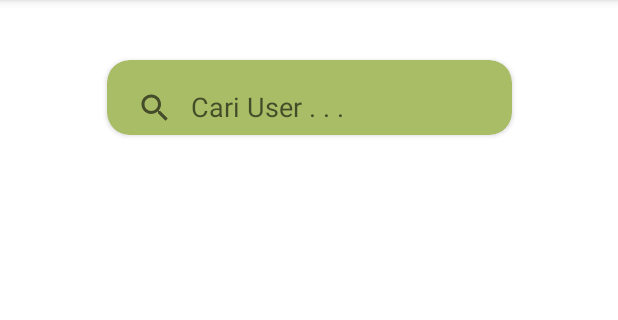
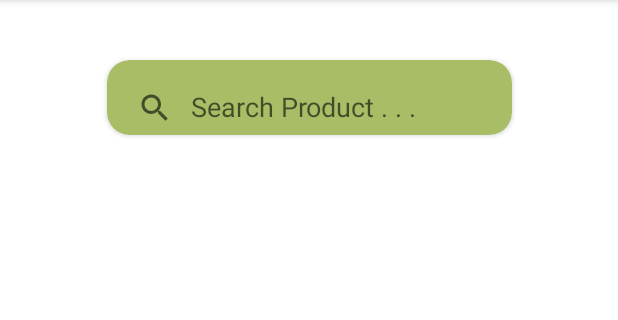
Before and after one commit to swalokal/Android-Development, an Android app: the SearchActivity screen opened directly, with no data from a screen before it, on a phone screen of 412 x 824 dp, the part 84-404 px from its top. Run offline under Robolectric (Android 15) with nearby library versions, the phone set to English and light mode, and no system bars; libraries missing offline, so code that uses them is left out: androidx.viewbinding; 4 statements that could not run were skipped.

Commit message:
failed to connect to localhost

```diff
--- a/app/src/main/AndroidManifest.xml
+++ b/app/src/main/AndroidManifest.xml
@@ -3,6 +3,8 @@
     xmlns:tools="http://schemas.android.com/tools">
 
     <uses-permission android:name="android.permission.INTERNET" />
+    <uses-permission android:name="android.permission.ACCESS_NETWORK_STATE" />
+
 
     <uses-feature android:name="android.hardware.camera" />
 
--- a/app/src/main/java/com/capstone/swalokal/api/retrofit/ApiConfig.kt
+++ b/app/src/main/java/com/capstone/swalokal/api/retrofit/ApiConfig.kt
@@ -19,7 +19,7 @@ class ApiConfig {
                 .addInterceptor(loggingInterceptor)
                 .build()
             val retrofit = Retrofit.Builder()
-                .baseUrl("http://127.0.0.1:8000/")
+                .baseUrl("http://10.158.36.97:8000/")
                 .addConverterFactory(GsonConverterFactory.create())
                 .client(client)
                 .build()
--- a/app/src/main/java/com/capstone/swalokal/api/retrofit/ApiService.kt
+++ b/app/src/main/java/com/capstone/swalokal/api/retrofit/ApiService.kt
@@ -1,5 +1,6 @@
 package com.capstone.swalokal.api.retrofit
 
+import com.capstone.swalokal.api.response.PredictionResponse
 import com.capstone.swalokal.api.response.SearchResponse
 import okhttp3.MultipartBody
 import retrofit2.Call
@@ -7,19 +8,21 @@ import retrofit2.http.*
 
 interface ApiService {
 
+    // http://localhost:8000/toko
+
     // search product
     @GET("all/{query}")
     suspend fun searchProduct(
         @Path("query") productName: String
     ): SearchResponse
 
-//    // prediction
-//    @Multipart
-//    @POST("make-predictions")
-//    fun uploadPhoto(
-//        @Part file: MultipartBody.Part,
-//    ): Call<PredictionResponse>
-//
+    // prediction
+    @Multipart
+    @POST("make-predictions")
+    fun uploadPhoto(
+        @Part file: MultipartBody.Part,
+    ): Call<PredictionResponse>
+
 //    // tanpa call
 //    // prediction
 //    @Multipart
--- a/app/src/main/res/layout/activity_search.xml
+++ b/app/src/main/res/layout/activity_search.xml
@@ -42,7 +42,7 @@
                 app:layout_constraintEnd_toEndOf="parent"
                 app:layout_constraintStart_toStartOf="parent"
                 app:layout_constraintTop_toTopOf="parent"
-                app:queryHint="Cari User . . ." />
+                app:queryHint="Search Product . . ." />
 <!--            <com.google.android.material.textfield.TextInputLayout-->
 <!--                android:layout_width="0dp"-->
 <!--                android:layout_height="0dp"-->
```
Also changed, not shown: app/src/main/java/com/capstone/swalokal/api/response/PredictionResponse.kt (added, +33 -0 lines).
